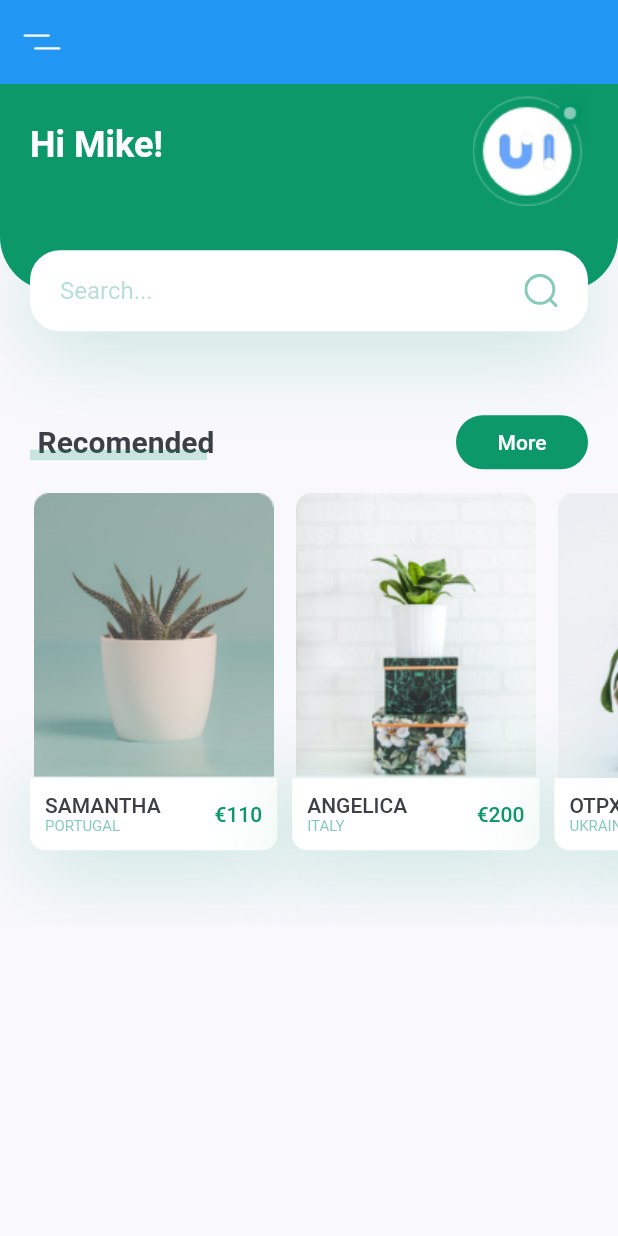
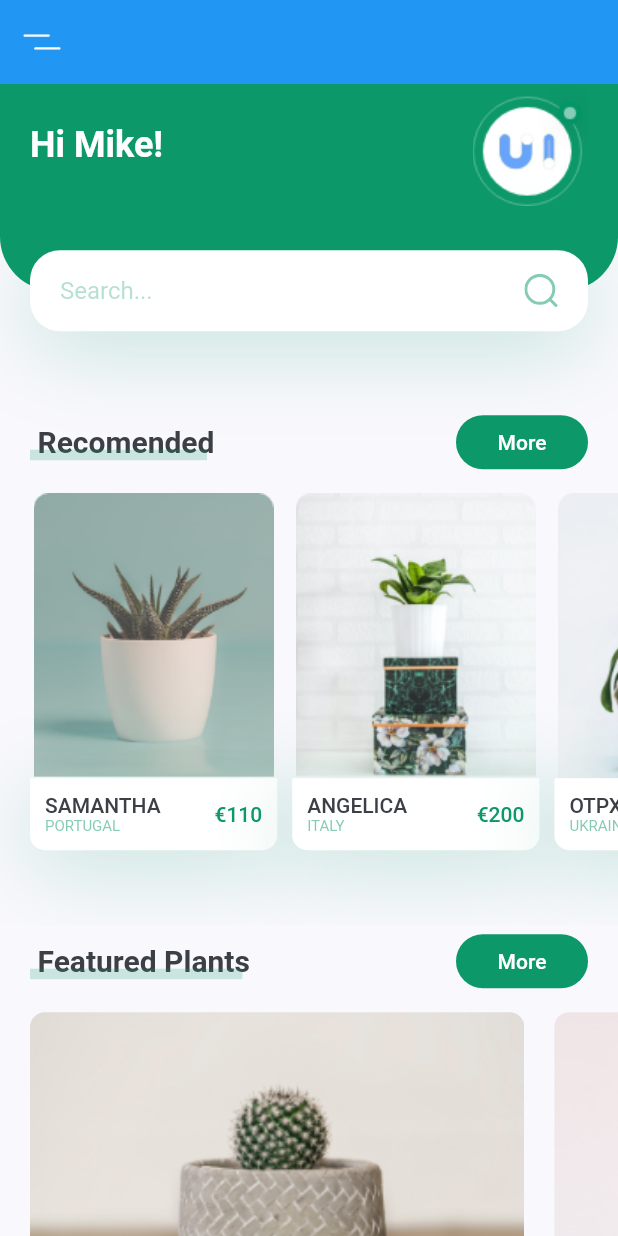
Before and after one commit to miguelnunorosa/Flutter-UI-Examples, a Flutter app: the screen it shows after launch, on a phone screen of 412 x 824 dp. Run offline on Flutter 3.47's test engine with Material 2 defaults, Android fonts, the phone set to English and light mode, and no system bars; our stand-ins replace flutter_svg.

Commit message:
Plant App: Add featured plants scroll

```diff
--- a/plant_app/lib/pages/home/components/body.dart
+++ b/plant_app/lib/pages/home/components/body.dart
@@ -1,7 +1,10 @@
 import 'package:flutter/material.dart';
+import 'package:plant_app/pages/home/components/featured_plants.dart';
 import 'package:plant_app/pages/home/components/header_with_searchbox.dart';
 import 'package:plant_app/pages/home/components/recomended_plants.dart';
 import 'package:plant_app/pages/home/components/title_with_more_button.dart';
+
+
 
 
 class Body extends StatelessWidget {
@@ -16,7 +19,9 @@ class Body extends StatelessWidget {
         children: [
           headerWithSearch(size: size),
           TitleWithMoreButton(title: "Recomended", press: (){}),
-          RecomendedPlants(),
+          const RecomendedPlants(),
+          TitleWithMoreButton(title: "Featured Plants", press: (){}),
+          const FeaturedPlants(),
         ],
       ),
     );
--- /dev/null
+++ b/plant_app/lib/pages/home/components/featured_plant_card.dart
@@ -0,0 +1,38 @@
+import 'package:flutter/material.dart';
+import 'package:plant_app/settings/constants.dart';
+
+
+class FeaturedPlantCard extends StatelessWidget {
+  const FeaturedPlantCard({
+    Key? key, required this.image, required this.press,
+  }) : super(key: key);
+
+  final String image;
+  final Function() press;
+
+  @override
+  Widget build(BuildContext context) {
+
+    Size _size = MediaQuery.of(context).size; //get total height and width of our screen
+
+    return GestureDetector(
+      onTap: press,
+      child: Container(
+        margin: const EdgeInsets.only(
+          left: KDEFAULTPADDING,
+          top: KDEFAULTPADDING / 2,
+          bottom: KDEFAULTPADDING / 2,
+        ),
+        width: _size.width * 0.8,
+        height: 185,
+        decoration: BoxDecoration(
+          borderRadius: BorderRadius.circular(10),
+          image: DecorationImage(
+            fit: BoxFit.cover,
+            image: AssetImage(image),
+          ),
+        ),
+      ),
+    );
+  }
+}
--- /dev/null
+++ b/plant_app/lib/pages/home/components/featured_plants.dart
@@ -0,0 +1,29 @@
+import 'package:flutter/material.dart';
+import 'featured_plant_card.dart';
+import 'package:plant_app/settings/constants.dart';
+
+
+class FeaturedPlants extends StatelessWidget {
+  const FeaturedPlants({
+    Key? key,
+  }) : super(key: key);
+
+  @override
+  Widget build(BuildContext context) {
+    return SingleChildScrollView(
+      scrollDirection: Axis.horizontal,
+      child: Row(
+        children: [
+          FeaturedPlantCard(
+            image: IMG_BOTTOM_IMAGE1,
+            press: (){},
+          ),
+          FeaturedPlantCard(
+            image: IMG_BOTTOM_IMAGE2,
+            press: (){},
+          ),
+        ],
+      ),
+    );
+  }
+}
--- a/plant_app/lib/pages/home/components/recomended_plant_card.dart
+++ b/plant_app/lib/pages/home/components/recomended_plant_card.dart
@@ -20,7 +20,7 @@ class RecomendedPlantCard extends StatelessWidget {
   @override
   Widget build(BuildContext context) {
 
-    Size size = MediaQuery.of(context).size;
+    Size _size = MediaQuery.of(context).size;
 
     return Container( //cover 40% of our total screen width
       margin: const EdgeInsets.only(
@@ -28,7 +28,7 @@ class RecomendedPlantCard extends StatelessWidget {
         top: KDEFAULTPADDING / 2,
         bottom: KDEFAULTPADDING * 2.5,
       ),
-      width: size.width * 0.4,
+      width: _size.width * 0.4,
       child: GestureDetector(
         onTap: press,
         child: Column(
```
